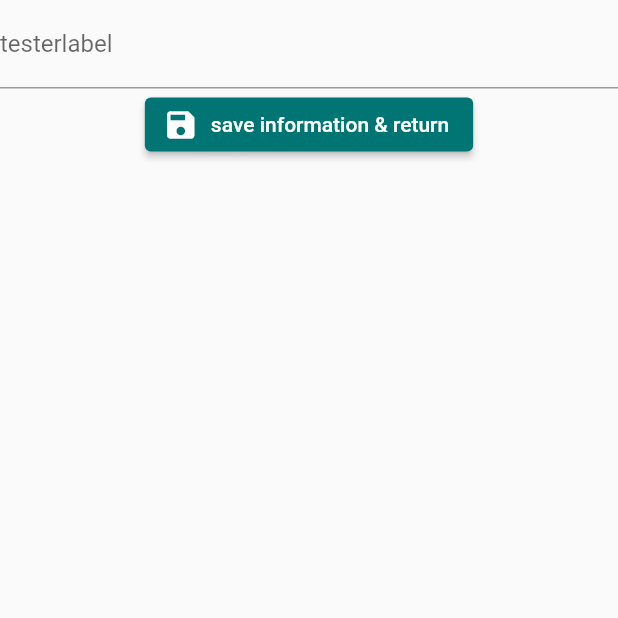
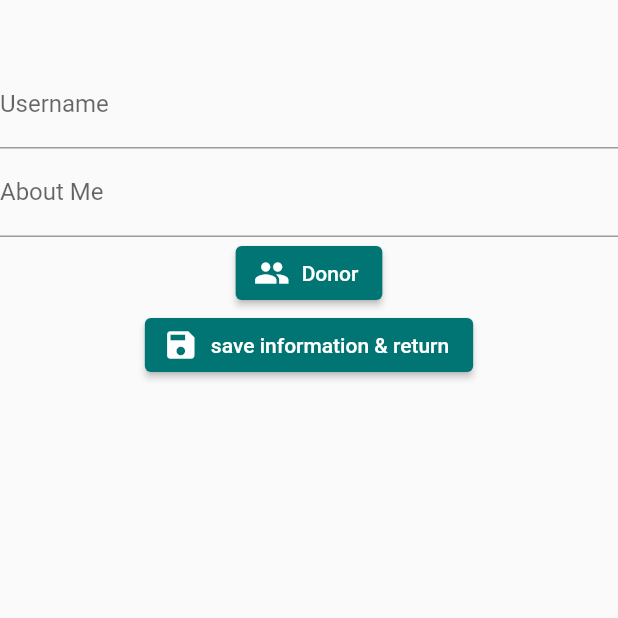
Before and after one commit to 25benjaminli/jerseycaresx, a Flutter app: the EditSettingsPage screen opened directly, on a phone screen of 412 x 824 dp, the top half of it. Run offline on Flutter 3.47's test engine with Material 2 defaults, Android fonts, the phone set to English and light mode, and no system bars; our stand-ins replace cloud_firestore, firebase_auth, firebase_core, flutter_feather_icons, get, getwidget and 2 more; accounts and stored records are empty; statements that could not run were skipped.

Commit message:
more profile edits

```diff
--- a/lib/pages/editsettings.dart
+++ b/lib/pages/editsettings.dart
@@ -1,5 +1,6 @@
 import 'package:flutter/material.dart';
 import 'nav.dart';
+import '/colorclass.dart';
 class EditSettingsPage extends StatefulWidget {
   EditSettingsPage({Key? key}) : super(key: key);
 
@@ -7,6 +8,8 @@ class EditSettingsPage extends StatefulWidget {
   State<EditSettingsPage> createState() => _EditSettingsPageState();
 }
 
+bool selectedDonor = false;
+bool selectedVolunteer = false;
 class _EditSettingsPageState extends State<EditSettingsPage> {
   @override
   Widget build(BuildContext context) {
@@ -14,10 +17,23 @@ class _EditSettingsPageState extends State<EditSettingsPage> {
       body: Column(
         // mainAxisAlignment: MainAxisAlignment.center,
         children: [
+        SizedBox(height: 40),
         TextField(decoration: InputDecoration(
-          label: Text("testerlabel"),
+          label: Text("Username"),
 
         ),),
+
+        TextField(decoration: InputDecoration(
+          label: Text("About Me"),
+
+        ),),
+
+        ElevatedButton.icon(icon: Icon(Icons.people), onPressed: () {
+          selectedDonor = selectedDonor ? false : true;
+          print(selectedDonor);
+
+         }, label: Text("Donor"), style: ButtonStyle( backgroundColor: (selectedDonor ? MaterialStateProperty.all(orangeC) : MaterialStateProperty.all(blueC)))),
+
         Align(
            alignment: Alignment.center,
            child: ElevatedButton.icon(icon: Icon(Icons.save), onPressed: () => {
```
